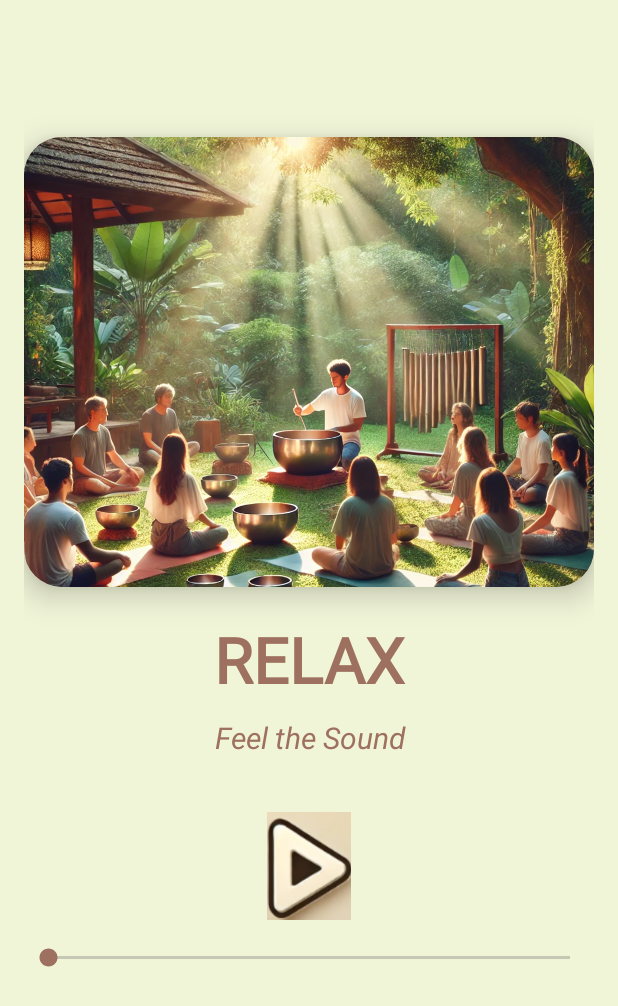
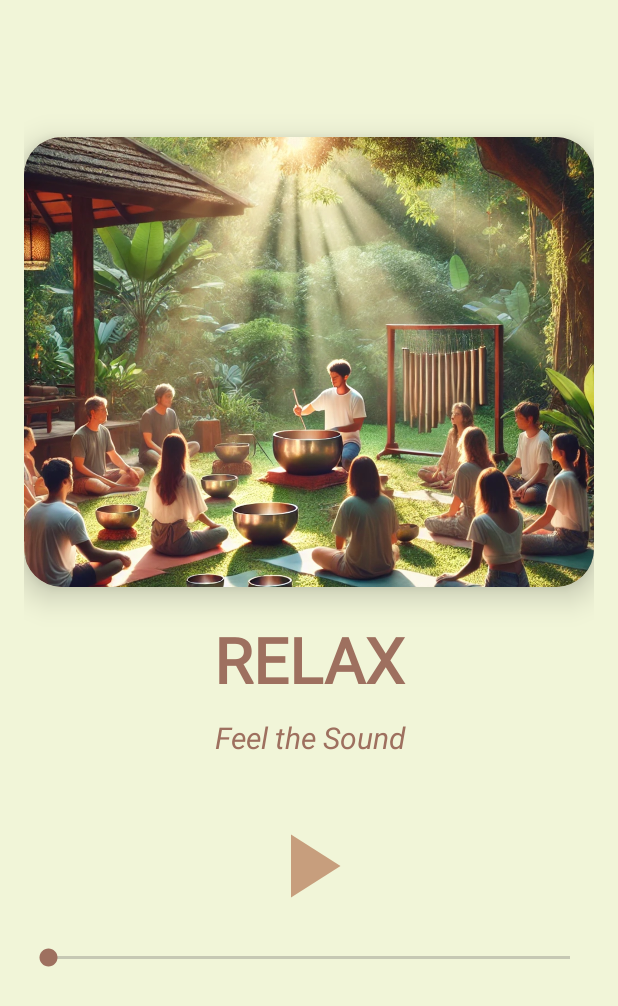
Before and after one commit to Farah-khtb1-cs/TEA-Meditation-App-Frontend, an Android app: the stress1 screen opened directly, with no data from a screen before it, after a tap on "Play", on a phone screen of 412 x 824 dp. Shown: the top 1006 px of the screen. Run offline under Robolectric (Android 15) with nearby library versions, the phone set to English and light mode, and no system bars; Roboto replaces fonts that are not available here.

Commit message:
ekhr commit ymkn

```diff
--- a/app/src/main/java/lb/edu/ul/tea/stress1.java
+++ b/app/src/main/java/lb/edu/ul/tea/stress1.java
@@ -93,10 +93,10 @@ public class stress1 extends AppCompatActivity {
         if (mediaPlayer != null) {
             mediaPlayer.stop();
             mediaPlayer.release();
+            mediaPlayer = null; // Avoid memory leaks
         }
-        mediaPlayer = MediaPlayer.create(this, songResId);
-        mediaPlayer.start();
 
+        // Just send the songResId to stress2 without playing it here
         Intent intent = new Intent(stress1.this, stress2.class);
         intent.putExtra("songResId", songResId);
         startActivity(intent);
--- a/app/src/main/java/lb/edu/ul/tea/stress2.java
+++ b/app/src/main/java/lb/edu/ul/tea/stress2.java
@@ -46,10 +46,10 @@ public class stress2 extends AppCompatActivity {
         playPauseButton.setOnClickListener(v -> {
             if (isPlaying) {
                 mediaPlayer.pause();
-                playPauseButton.setImageResource(R.drawable.playy); // Replace with your play icon
+                playPauseButton.setImageResource(R.drawable.play); // Replace with your play icon
             } else {
                 mediaPlayer.start();
-                playPauseButton.setImageResource(R.drawable.pausee); // Replace with your pause icon
+                playPauseButton.setImageResource(R.drawable.pause); // Replace with your pause icon
             }
             isPlaying = !isPlaying;
         });
@@ -72,7 +72,7 @@ public class stress2 extends AppCompatActivity {
 
         // Reset button state when audio finishes
         mediaPlayer.setOnCompletionListener(mp -> {
-            playPauseButton.setImageResource(R.drawable.playy); // Reset to play icon
+            playPauseButton.setImageResource(R.drawable.play); // Reset to play icon
             isPlaying = false;
             seekBar.setProgress(0); // Reset SeekBar
         });
--- /dev/null
+++ b/app/src/main/res/drawable/pause.xml
@@ -0,0 +1,13 @@
+<vector xmlns:android="http://schemas.android.com/apk/res/android"
+    android:alpha="0.94"
+    android:height="24dp"
+    android:tint="#C49976"
+    android:viewportHeight="24"
+    android:viewportWidth="24"
+    android:width="24dp">
+
+    <path
+        android:fillColor="@android:color/white"
+        android:pathData="M6,5h4v14h-4zM14,5h4v14h-4z"/>
+
+</vector>
--- /dev/null
+++ b/app/src/main/res/drawable/play.xml
@@ -0,0 +1,13 @@
+<vector xmlns:android="http://schemas.android.com/apk/res/android"
+    android:alpha="0.94"
+    android:height="24dp"
+    android:tint="#C49976"
+    android:viewportHeight="24"
+    android:viewportWidth="24"
+    android:width="24dp">
+
+    <path
+        android:fillColor="@android:color/white"
+        android:pathData="M8,5v14l11,-7z"/>
+
+</vector>
--- a/app/src/main/res/layout/activity_stress2.xml
+++ b/app/src/main/res/layout/activity_stress2.xml
@@ -69,7 +69,7 @@
         android:contentDescription="Play Button"
         android:elevation="6dp"
         android:focusable="true"
-        android:src="@drawable/playy"
+        android:src="@drawable/play"
         app:layout_constraintEnd_toEndOf="parent"
         app:layout_constraintStart_toStartOf="parent"
         app:layout_constraintTop_toBottomOf="@id/feelthesound2" />
@@ -81,7 +81,7 @@
         android:layout_marginTop="16dp"
         android:layout_marginBottom="16dp"
         android:max="100"
-        android:progressTint="@color/babygreen"
+        android:progressTint="@color/beige"
         android:thumbTint="@color/beige"
         app:layout_constraintEnd_toEndOf="parent"
         app:layout_constraintStart_toStartOf="parent"
```
